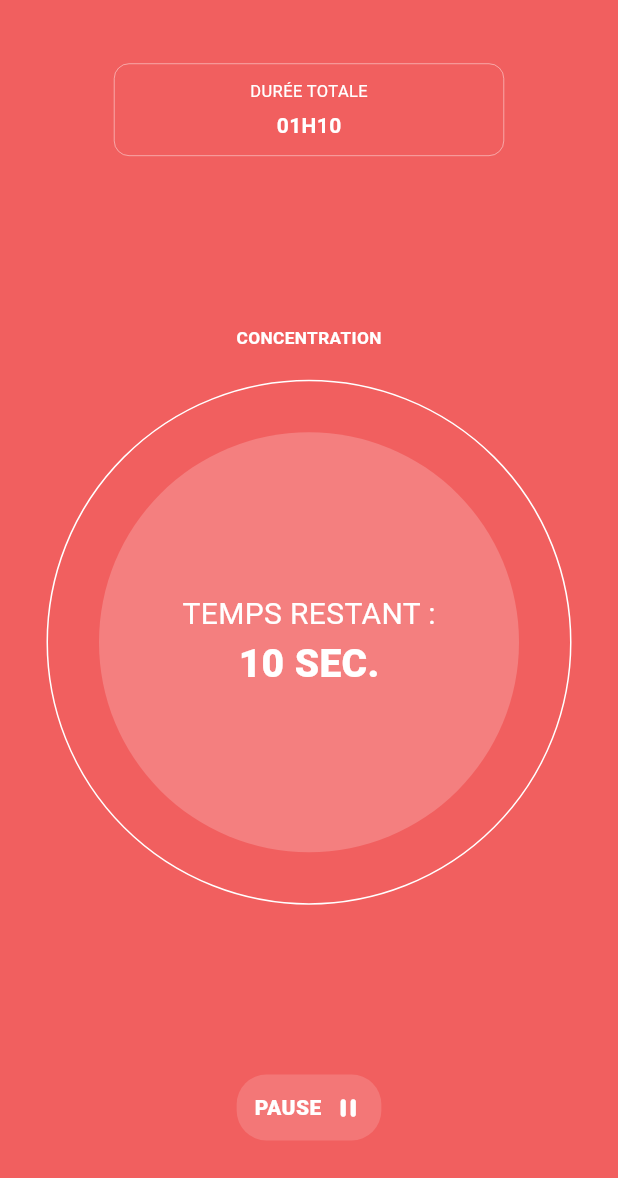
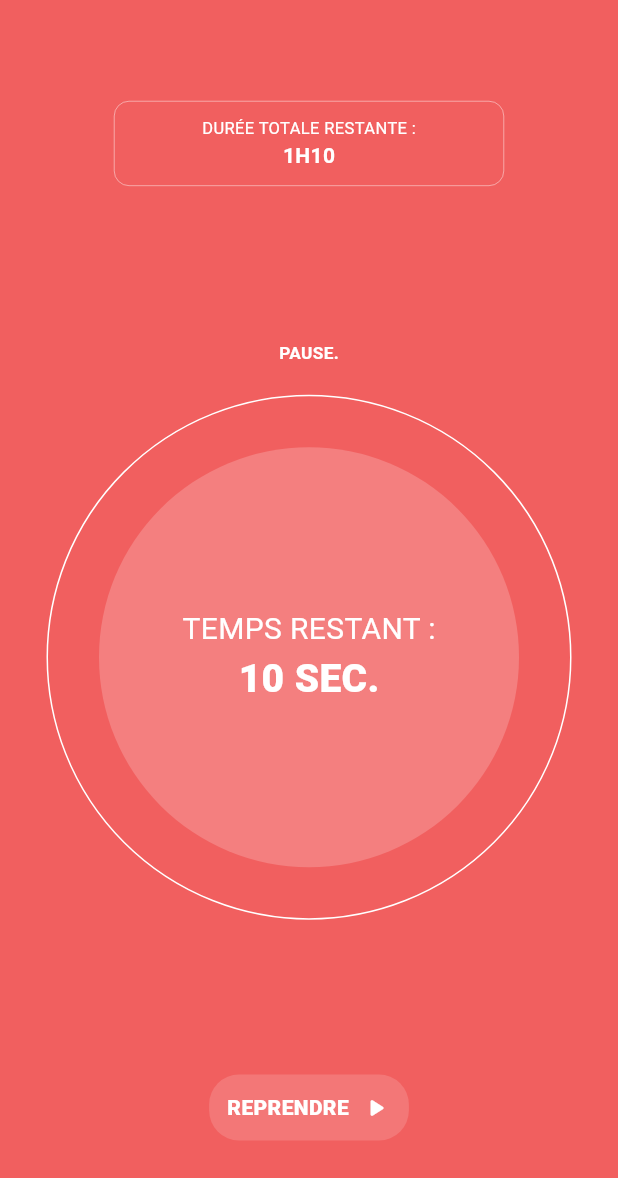
Before and after one commit to odilonv/Owork, a Flutter app: the WorkView screen opened by its route, on a phone screen of 412 x 824 dp, the part 58-1236 px from its top. Run offline on Flutter 3.47's test engine with Material 3 defaults, Android fonts, the phone set to English and light mode, and no system bars; our stand-ins replace auto_route, bloc, equatable, floor, flutter_hooks; accounts and stored records are empty.

Commit message:
Add time conversion function and update UI

```diff
--- a/lib/src/presentation/views/home_view.dart
+++ b/lib/src/presentation/views/home_view.dart
@@ -31,7 +31,7 @@ class HomeView extends HookWidget {
             SizedBox(height: topAndBottomMargin),
             PomodoroRectangleWidget(
               title: pomodoro,
-              firstLine: defaultTotalDuration,
+              handler: true,
             ),
             SizedBox(height: mediumSpace),
             SwitchModeWidget(
--- a/lib/src/presentation/views/work_view.dart
+++ b/lib/src/presentation/views/work_view.dart
@@ -23,6 +23,7 @@ class WorkView extends StatefulWidget {
 class WorkViewState extends State<WorkView> {
   int _remainingTime = 10; //initial time in seconds
   late Timer _timer;
+  bool paused = false;
 
   @override
   Widget build(BuildContext context) {
@@ -37,13 +38,13 @@ class WorkViewState extends State<WorkView> {
         child: Column(
           children: <Widget>[
             SizedBox(height: topAndBottomMargin),
+            SizedBox(height: topAndBottomMargin),
             PomodoroRectangleWidget(
-                title: totalDuration,
-                firstLine: "01H10",
+                title: '${totalDurationRemaining.toUpperCase()} :',
                 workAndPauseDurationVisible: false),
             Spacer(),
             Text(
-              focusing.toUpperCase(),
+              paused ? '${focusing.toUpperCase()}.' : '${pause.toUpperCase()}.',
               style: const TextStyle(
                   color: Colors.white,
                   fontSize: 11.5,
@@ -52,14 +53,16 @@ class WorkViewState extends State<WorkView> {
             SizedBox(height: 20.0),
             TimerWidget(
               firstLine: "${remainingTime.toUpperCase()} :",
-              secondLine: "${_remainingTime} SEC.",
+              secondLine: "$_remainingTime SEC.",
               onTap: () => appRouter.push(WorkRoute()),
             ),
             Spacer(),
             BottomButtonWidget(
-              bottomButtonText: pause.toUpperCase(),
-              iconButton: Icons.pause_rounded,
-              onPressed: _startTimer,
+              bottomButtonText:
+                  paused ? pause.toUpperCase() : resume.toUpperCase(),
+              iconButton:
+                  paused ? Icons.pause_rounded : Icons.play_arrow_rounded,
+              onPressed: _pauseState,
             ),
             SizedBox(height: topAndBottomMargin),
           ],
@@ -68,13 +71,13 @@ class WorkViewState extends State<WorkView> {
     );
   }
 
+  void _pauseState() {
+    setState(() {
+      paused = !paused;
+    });
+  }
+
   void _startTimer() {
-    if (_timer != null) {
-      _timer?.cancel();
-    }
-    setState(() {
-      _remainingTime = 10;
-    });
     _timer = Timer.periodic(Duration(seconds: 1), (timer) {
       setState(() {
         if (_remainingTime > 0) {
@@ -87,7 +90,7 @@ class WorkViewState extends State<WorkView> {
   }
 
   void dispose() {
-    if (_timer != null) {
+    if (_timer != null && _timer.isActive) {
       _timer.cancel();
     }
     super.dispose();
--- a/lib/src/presentation/widgets/pomodoro_rectangle_widget.dart
+++ b/lib/src/presentation/widgets/pomodoro_rectangle_widget.dart
@@ -2,15 +2,20 @@ import 'package:flutter/material.dart';
 import 'package:project/src/utils/constants/strings.dart';
 
 import '../../utils/constants/nums.dart';
+import '../../utils/time_utils.dart';
 
 class PomodoroRectangleWidget extends StatelessWidget {
-  final String? title, firstLine;
-  final bool workAndPauseDurationVisible;
+  final String? title;
+  final bool workAndPauseDurationVisible, handler;
+  final int totalTime, workingTime, breakTime;
 
   const PomodoroRectangleWidget(
       {Key? key,
       this.title,
-      this.firstLine,
+      this.handler = false,
+      this.totalTime = 70,
+      this.workingTime = 50,
+      this.breakTime = 10,
       this.workAndPauseDurationVisible = true})
       : super(key: key);
 
@@ -38,23 +43,22 @@ class PomodoroRectangleWidget extends StatelessWidget {
         ],
         if (workAndPauseDurationVisible) ...[
           const SizedBox(height: largeSpace)
-        ] else if (title != null && firstLine != null) ...[
+        ] else if (title != null && handler) ...[
           const SizedBox(height: smallSpace)
         ],
-        if (firstLine != null) ...[
         Text(
-            firstLine!.toUpperCase(),
+          handler
+              ? '${totalDuration.toUpperCase()} : ${convertMinutesToHoursAndMinutes(totalTime)}'
+              : convertMinutesToHoursAndMinutes(totalTime),
           style: const TextStyle(
-                color: Colors.white,
-                fontSize: 14.0,
-                fontWeight: FontWeight.bold),
+              color: Colors.white, fontSize: 14.0, fontWeight: FontWeight.bold),
         ),
-          if (firstLine != null && workAndPauseDurationVisible) ...[
+        if (handler && workAndPauseDurationVisible) ...[
           const SizedBox(height: smallSpace),
         ],
         if (workAndPauseDurationVisible) ...[
           Text(
-              defaultWorkingTime.toUpperCase(),
+            '${work.toUpperCase()} : $workingTime${diminutiveMinutes.toUpperCase()}',
             style: const TextStyle(
               color: Colors.white,
               fontSize: 14.0,
@@ -62,14 +66,13 @@ class PomodoroRectangleWidget extends StatelessWidget {
           ),
           const SizedBox(height: smallSpace),
           Text(
-              defaultBreakTime.toUpperCase(),
+            '${pause.toUpperCase()} : $breakTime${diminutiveMinutes.toUpperCase()}',
             style: const TextStyle(
               color: Colors.white,
               fontSize: 14.0,
             ),
           )
         ],
-        ],
       ]),
     );
   }
--- a/lib/src/presentation/widgets/switch_mode_widget.dart
+++ b/lib/src/presentation/widgets/switch_mode_widget.dart
@@ -1,6 +1,4 @@
 import 'package:flutter/material.dart';
-
-import '../../utils/constants/nums.dart';
 
 class SwitchModeWidget extends StatelessWidget {
   final String topText, bottomText;
--- a/lib/src/utils/constants/strings.dart
+++ b/lib/src/utils/constants/strings.dart
@@ -3,10 +3,15 @@ const String appTitle = 'Owork';
 
 const String pomodoro = 'pomodoro';
 const String totalDuration = 'durée totale';
+const String totalDurationRemaining = 'durée totale restante';
 const String defaultTotalDuration = 'Durée totale : 1h10';
 const String defaultWorkingTime = 'Travail : 30min';
 const String defaultBreakTime = 'Pause : 10min';
 const String remainingTime = 'temps restant';
+
+const String diminutiveSeconds = 'sec';
+const String diminutiveMinutes = 'min';
+const String diminutiveHours = 'h';
 
 const String adaptYourProgram = 'Adapte ton programme';
 
@@ -17,6 +22,7 @@ const String i = 'je';
 const String focus = 'concentre';
 const String focusing = 'concentration';
 
+const String work = 'travail';
 const String pause = 'pause';
 const String resume = 'reprendre';
 
--- /dev/null
+++ b/lib/src/utils/time_utils.dart
@@ -0,0 +1,7 @@
+import 'constants/strings.dart';
+
+String convertMinutesToHoursAndMinutes(int minutes) {
+  int hours = minutes ~/ 60;
+  int remainingMinutes = minutes % 60;
+  return '$hours${diminutiveHours.toUpperCase()}$remainingMinutes';
+}
```
Also changed, not shown: lib/src/domain/models/adaptive_timer.dart (added, +55 -0 lines), lib/src/domain/models/user.dart (added, +26 -0 lines). Lines whose indentation alone changed are shown as unchanged.
